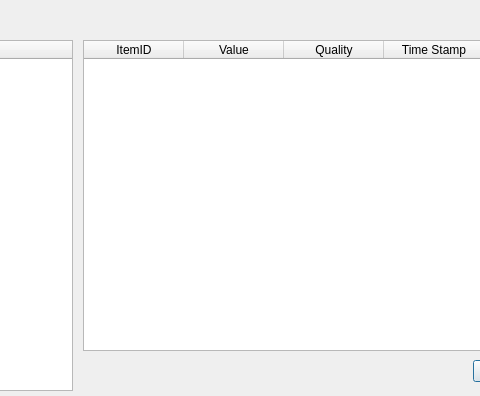
First picture: the form in SolarServer/SolarServer/opcserverdlg.ui, repository jjfsq1985/StudyLab, before the edit; both pictures show x 207 to 687 and y 0 to 396 of the 848 by 396 pixel window.
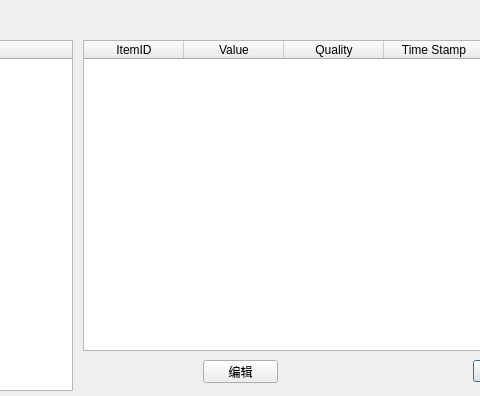
Second picture: the form after the edit.

```diff
--- a/SolarServer/SolarServer/opcserverdlg.ui
+++ b/SolarServer/SolarServer/opcserverdlg.ui
@@ -108,6 +108,19 @@
     <string>Disconnect</string>
    </property>
   </widget>
+  <widget class="QPushButton" name="btnEdit">
+   <property name="geometry">
+    <rect>
+     <x>410</x>
+     <y>360</y>
+     <width>75</width>
+     <height>23</height>
+    </rect>
+   </property>
+   <property name="text">
+    <string>编辑</string>
+   </property>
+  </widget>
  </widget>
  <resources/>
  <connections>
```
